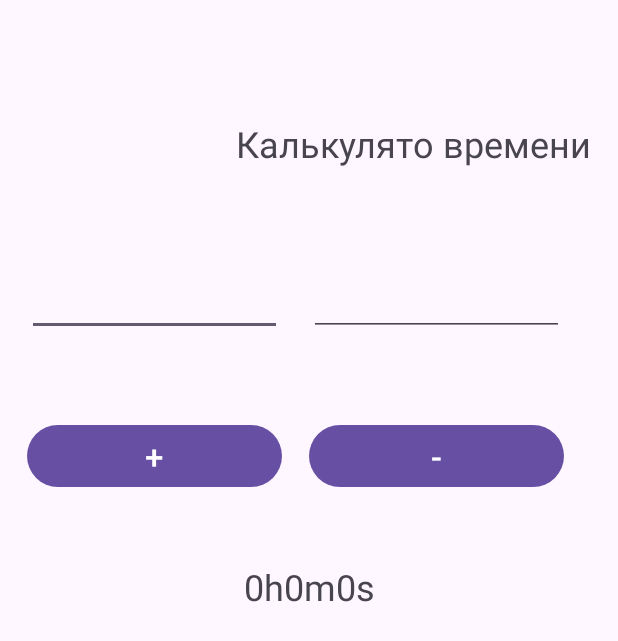
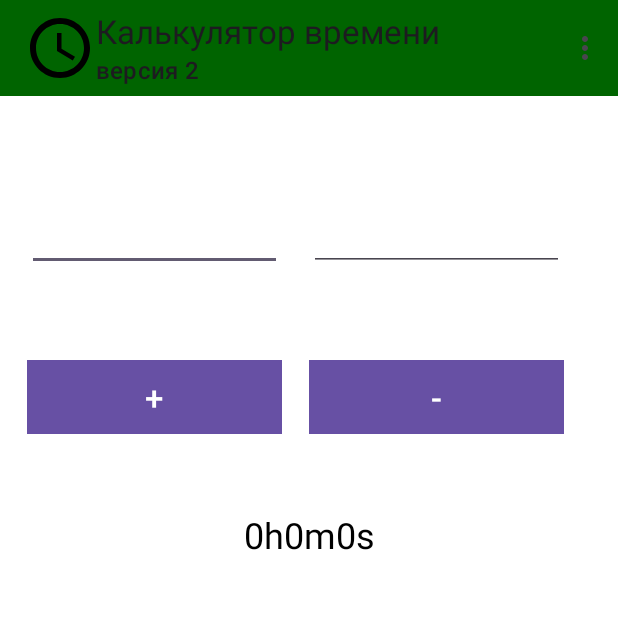
Before and after one commit to Raddik251/CalculatorOfTime, an Android app: the screen it shows after launch (MainActivity), on a phone screen of 412 x 824 dp. Shown: the top 641 px of the screen. Run offline under Robolectric (Android 15) with nearby library versions, the phone set to English and light mode, and no system bars.

Commit message:
Version 2, with Toolbar and Toast

```diff
--- /dev/null
+++ b/app/src/main/res/drawable/logo_time_48.xml
@@ -0,0 +1,7 @@
+<vector xmlns:android="http://schemas.android.com/apk/res/android" android:height="48dp" android:tint="#000000" android:viewportHeight="24" android:viewportWidth="24" android:width="48dp">
+
+    <path android:fillColor="@android:color/white" android:pathData="M11.99,2C6.47,2 2,6.48 2,12s4.47,10 9.99,10C17.52,22 22,17.52 22,12S17.52,2 11.99,2zM12,20c-4.42,0 -8,-3.58 -8,-8s3.58,-8 8,-8 8,3.58 8,8 -3.58,8 -8,8z"/>
+
+    <path android:fillColor="@android:color/white" android:pathData="M12.5,7H11v6l5.25,3.15 0.75,-1.23 -4.5,-2.67z"/>
+
+</vector>
--- a/app/src/main/res/layout/activity_main.xml
+++ b/app/src/main/res/layout/activity_main.xml
@@ -5,19 +5,15 @@
     android:id="@+id/main"
     android:layout_width="match_parent"
     android:layout_height="match_parent"
+    android:background="@color/white"
     tools:context=".MainActivity">
 
-    <TextView
-        android:id="@+id/titleTextTV"
-        android:layout_width="wrap_content"
+    <androidx.appcompat.widget.Toolbar
+        android:id="@+id/toolbarMain"
+        android:layout_width="match_parent"
         android:layout_height="wrap_content"
-        android:layout_marginEnd="8pt"
-        android:text="@string/titleTV"
-        android:textSize="24sp"
-        app:layout_constraintBottom_toBottomOf="parent"
-        app:layout_constraintEnd_toEndOf="parent"
-        app:layout_constraintTop_toTopOf="parent"
-        app:layout_constraintVertical_bias="0.1" />
+        android:background="@color/green"
+        tools:ignore="Missingconstraints"/>
 
     <LinearLayout
         android:id="@+id/linearLayoutInputOperands"
@@ -29,14 +25,16 @@
         app:layout_constraintBottom_toBottomOf="parent"
         app:layout_constraintEnd_toEndOf="parent"
         app:layout_constraintStart_toStartOf="parent"
-        app:layout_constraintTop_toBottomOf="@+id/titleTextTV"
-        app:layout_constraintVertical_bias="0.1">
+        app:layout_constraintTop_toBottomOf="@+id/toolbarMain"
+        app:layout_constraintVertical_bias="0.1"
+        android:background="@color/white">
 
         <EditText
             android:id="@+id/firstOperandET"
             android:layout_width="match_parent"
             android:layout_height="wrap_content"
             android:layout_marginEnd="8pt"
+            android:textColor="@color/black"
             android:layout_weight="1" />
 
         <EditText
@@ -44,6 +42,7 @@
             android:layout_width="match_parent"
             android:layout_height="wrap_content"
             android:layout_marginEnd="8pt"
+            android:textColor="@color/black"
             android:layout_weight="1" />
 
     </LinearLayout>
@@ -67,6 +66,7 @@
             android:layout_height="wrap_content"
             android:layout_marginEnd="8pt"
             android:layout_weight="1"
+            android:background="@color/lightGreen"
             android:text="@string/signPlus"
             android:textSize="22sp" />
 
@@ -76,6 +76,7 @@
             android:layout_height="wrap_content"
             android:layout_marginEnd="8pt"
             android:layout_weight="1"
+            android:background="@color/lightGreen"
             android:text="@string/signMinus"
             android:textSize="22sp" />
 
@@ -88,6 +89,7 @@
         android:gravity="center_horizontal"
         android:text="@string/resultText"
         android:textSize="24sp"
+        android:textColor="@color/black"
         app:layout_constraintBottom_toBottomOf="parent"
         app:layout_constraintEnd_toEndOf="parent"
         app:layout_constraintStart_toStartOf="parent"
--- /dev/null
+++ b/app/src/main/res/menu/menu_main.xml
@@ -0,0 +1,17 @@
+<?xml version="1.0" encoding="utf-8"?>
+<menu xmlns:android="http://schemas.android.com/apk/res/android"
+    xmlns:app="http://schemas.android.com/apk/res-auto">
+
+    <item
+        android:id="@+id/resetMenuMain"
+        android:orderInCategory="50"
+        android:title="@string/resetMenu"
+        app:showAsAction="never" />
+
+    <item
+        android:id="@+id/exitMenuMain"
+        android:orderInCategory="50"
+        android:title="@string/exitMenu"
+        app:showAsAction="never" />
+
+</menu>
--- a/app/src/main/res/values/colors.xml
+++ b/app/src/main/res/values/colors.xml
@@ -2,4 +2,7 @@
 <resources>
     <color name="black">#FF000000</color>
     <color name="white">#FFFFFFFF</color>
+    <color name="green">#006400</color>
+    <color name="lightGreen">#008000</color>
+    <color name="red">#8B0000</color>
 </resources>
--- a/app/src/main/res/values/strings.xml
+++ b/app/src/main/res/values/strings.xml
@@ -1,7 +1,9 @@
 <resources>
     <string name="app_name">CalculatorOfTime</string>
-    <string name="titleTV">Калькулято времени</string>
+    <string name="titleTV">Калькулятор времени</string>
     <string name="signPlus">+</string>
     <string name="signMinus">-</string>
     <string name="resultText">0h0m0s</string>
+    <string name="resetMenu">Очистить</string>
+    <string name="exitMenu">Выход</string>
 </resources>
```
Also changed, not shown: app/src/main/java/com/example/calculatoroftime/MainActivity.kt (+65 -2 lines).
